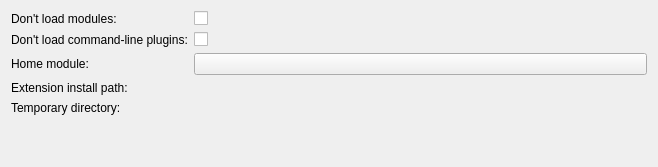
Above: Base/QTGUI/Resources/UI/qSlicerSettingsModulesPanel.ui from gezidan/Slicer before the change. Below: the same form after it.
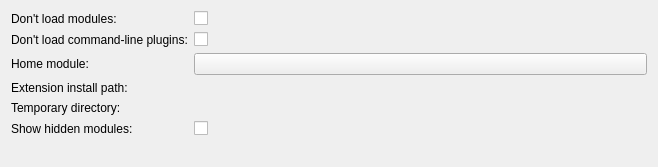
That is the form after the change. Custom widgets are drawn as their Qt base class.

Commit message: ENH: Add settings to force hidden modules to be visible

```diff
--- a/Base/QTGUI/Resources/UI/qSlicerSettingsModulesPanel.ui
+++ b/Base/QTGUI/Resources/UI/qSlicerSettingsModulesPanel.ui
@@ -79,6 +79,20 @@
      </property>
     </widget>
    </item>
+   <item row="6" column="0">
+    <widget class="QLabel" name="ShowHiddenModulesLabel">
+     <property name="text">
+      <string>Show hidden modules:</string>
+     </property>
+    </widget>
+   </item>
+   <item row="6" column="1">
+    <widget class="QCheckBox" name="ShowHiddenModulesCheckBox">
+     <property name="text">
+      <string/>
+     </property>
+    </widget>
+   </item>
   </layout>
  </widget>
  <customwidgets>
```
Left out of the diff: 2 changed lines with no effect on the pictures. The commit also changes 6 other files.
